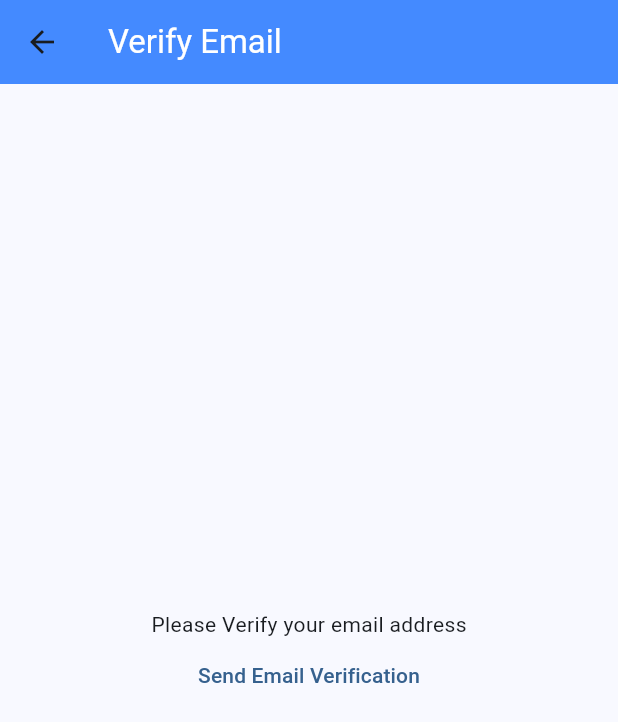
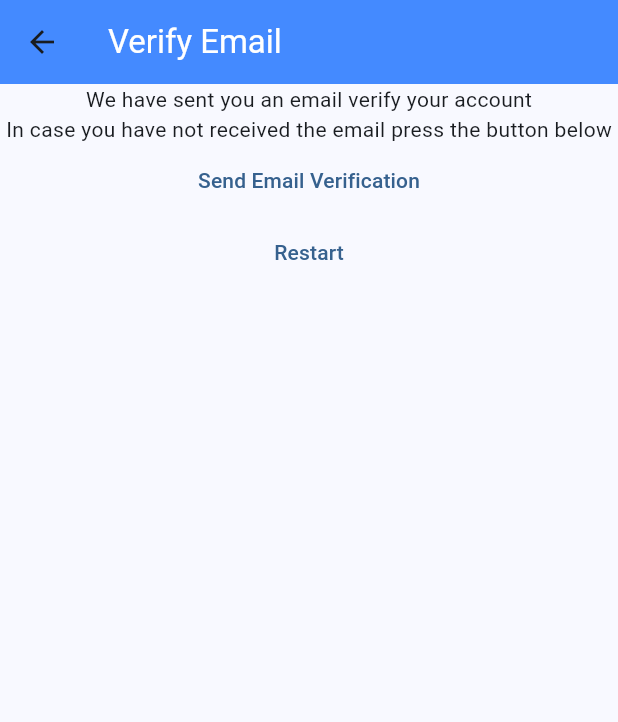
Before and after one commit to sarahpng/notes-with-flutter, a Flutter app: the VerifyEmailView screen opened directly, on a phone screen of 412 x 824 dp. Shown: the top 722 px of the screen. Run offline on Flutter 3.47's test engine with Material 3 defaults, Android fonts, the phone set to English and light mode, and no system bars; our stand-ins replace firebase_auth, firebase_core; accounts and stored records are empty.

Commit message:
routers and verify email view

```diff
--- a/lib/constants/routes.dart
+++ b/lib/constants/routes.dart
@@ -1,3 +1,4 @@
 const loginRoute = '/login/';
 const registerRoute = '/register/';
 const notesRoute = '/notes/';
+const verifyEmailRoute = '/verifyEmail/';
--- /dev/null
+++ b/lib/constants/strings.dart
@@ -0,0 +1,3 @@
+const verifyAcc = 'We have sent you an email verify your account';
+const resendEmail =
+    'In case you have not received the email press the button below';
--- a/lib/main.dart
+++ b/lib/main.dart
@@ -21,6 +21,7 @@
       loginRoute: (context) => const LoginView(),
       registerRoute: (context) => const RegisterView(),
       notesRoute: (context) => const NotesView(),
+      verifyEmailRoute: (context) => const VerifyEmailView(),
     },
     home: const HomePage(),
   ));
--- a/lib/views/notes_view.dart
+++ b/lib/views/notes_view.dart
@@ -31,8 +31,10 @@ class _NotesViewState extends State<NotesView> {
                   final shouldLogout = await showLogOutlog(context);
                   if (shouldLogout) {
                     await FirebaseAuth.instance.signOut();
-                    Navigator.of(context)
-                        .pushNamedAndRemoveUntil(loginRoute, (route) => false);
+                    if (context.mounted) {
+                      Navigator.of(context).pushNamedAndRemoveUntil(
+                          loginRoute, (route) => false);
+                    }
                   }
               }
             },
--- a/lib/views/verify_email_view.dart
+++ b/lib/views/verify_email_view.dart
@@ -1,5 +1,7 @@
 import 'package:firebase_auth/firebase_auth.dart';
 import 'package:flutter/material.dart';
+import 'package:notes_with_flutter/constants/routes.dart';
+import 'package:notes_with_flutter/constants/strings.dart';
 
 class VerifyEmailView extends StatefulWidget {
   const VerifyEmailView({super.key});
@@ -22,10 +24,9 @@ class _VerifyEmailViewState extends State<VerifyEmailView> {
       body: SizedBox(
         width: double.infinity,
         child: Column(
-          mainAxisAlignment: MainAxisAlignment.center,
-          crossAxisAlignment: CrossAxisAlignment.center,
           children: [
-            const Text("Please Verify your email address"),
+            const Text(verifyAcc),
+            const Text(resendEmail),
             TextButton(
               onPressed: () async {
                 final user = FirebaseAuth.instance.currentUser;
@@ -33,6 +34,18 @@ class _VerifyEmailViewState extends State<VerifyEmailView> {
               },
               child: const Text("Send Email Verification"),
             ),
+            TextButton(
+              onPressed: () async {
+                await FirebaseAuth.instance.signOut();
+                if (context.mounted) {
+                  Navigator.of(context).pushNamedAndRemoveUntil(
+                    registerRoute,
+                    (route) => false,
+                  );
+                }
+              },
+              child: const Text("Restart"),
+            )
           ],
         ),
       ),
```
Also changed, not shown: lib/views/login_view.dart (+9 -3 lines), lib/views/register_view.dart (+29 -6 lines).
